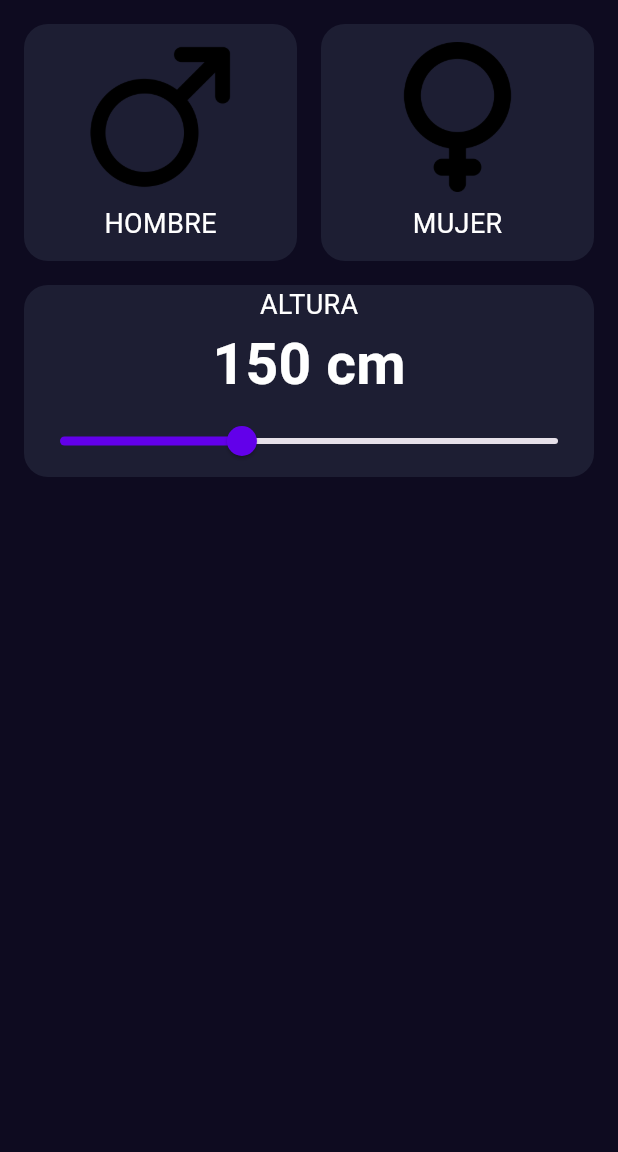
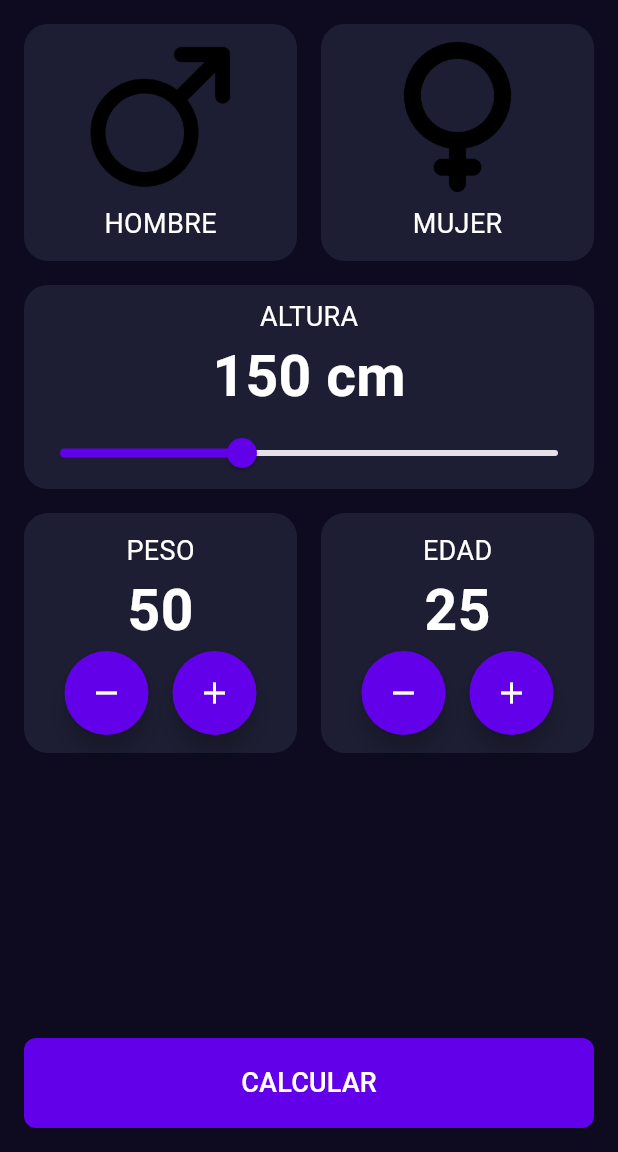
Before and after one commit to RafaOsnaya/imcCalculatorApp, a Flutter app: the screen it shows after launch, on a phone screen of 412 x 824 dp, the part 84-1236 px from its top. Run offline on Flutter 3.47's test engine with Material 3 defaults, Android fonts, the phone set to English and light mode, and no system bars.

Commit message:
Number selector

```diff
--- a/lib/components/height_selector.dart
+++ b/lib/components/height_selector.dart
@@ -3,15 +3,20 @@ import 'package:imc_calculator_app/core/app_colors.dart';
 import 'package:imc_calculator_app/core/text_styles.dart';
 
 class HeightSelector extends StatefulWidget {
-  const HeightSelector({super.key});
+  final double selectedHeight;
+  final Function(double) onHeightChange;
+
+  const HeightSelector({
+    super.key,
+    required this.selectedHeight,
+    required this.onHeightChange,
+  });
 
   @override
   State<HeightSelector> createState() => _HeightSelectorState();
 }
 
 class _HeightSelectorState extends State<HeightSelector> {
-  double height = 150;
-
   @override
   Widget build(BuildContext context) {
     return Padding(
@@ -23,9 +28,12 @@ class _HeightSelectorState extends State<HeightSelector> {
         ),
         child: Column(
           children: [
-            Text("ALTURA", style: TextStyles.bodyText),
+            Padding(
+              padding: const EdgeInsets.only(top: 8.0),
+              child: Text("ALTURA", style: TextStyles.bodyText),
+            ),
             Text(
-              "${height.toStringAsFixed(0)} cm",
+              "${widget.selectedHeight.toStringAsFixed(0)} cm",
               style: TextStyle(
                 color: Colors.white,
                 fontSize: 38,
@@ -33,16 +41,14 @@ class _HeightSelectorState extends State<HeightSelector> {
               ),
             ),
             Slider(
-              value: height,
+              value: widget.selectedHeight,
               onChanged: (newHeight) {
-                setState(() {
-                  height = newHeight;
-                });
+                widget.onHeightChange(newHeight);
               },
               min: 110,
               max: 220,
               divisions: 110,
-              label: "${height.toStringAsFixed(0)} cm",
+              label: "${widget.selectedHeight.toStringAsFixed(0)} cm",
               activeColor: AppColors.primary,
             ),
           ],
--- /dev/null
+++ b/lib/components/number_selector.dart
@@ -0,0 +1,71 @@
+import 'package:flutter/material.dart';
+import 'package:imc_calculator_app/core/app_colors.dart';
+import 'package:imc_calculator_app/core/text_styles.dart';
+
+class NumberSelector extends StatefulWidget {
+  final String title;
+  final int value;
+  final Function() onIncrement;
+  final Function() onDecrement;
+
+  const NumberSelector({
+    super.key,
+    required this.title,
+    required this.value,
+    required this.onIncrement,
+    required this.onDecrement,
+  });
+
+  @override
+  State<NumberSelector> createState() => _NumberSelectorState();
+}
+
+class _NumberSelectorState extends State<NumberSelector> {
+  @override
+  Widget build(BuildContext context) {
+    return Container(
+      decoration: BoxDecoration(
+        color: AppColors.backgroundComponent,
+        borderRadius: BorderRadius.circular(16),
+      ),
+      child: Padding(
+        padding: const EdgeInsets.all(12),
+        child: Column(
+          children: [
+            Text(widget.title, style: TextStyles.bodyText),
+            Text(
+              widget.value.toString(),
+              style: TextStyle(
+                color: Colors.white,
+                fontSize: 38,
+                fontWeight: FontWeight.bold,
+              ),
+            ),
+            Row(
+              mainAxisAlignment: MainAxisAlignment.center,
+              children: [
+                FloatingActionButton(
+                  onPressed: () {
+                    widget.onDecrement();
+                  },
+                  shape: CircleBorder(),
+                  backgroundColor: AppColors.primary,
+                  child: Icon(Icons.remove, color: Colors.white),
+                ),
+                SizedBox(width: 16),
+                FloatingActionButton(
+                  onPressed: () {
+                    widget.onIncrement();
+                  },
+                  shape: CircleBorder(),
+                  backgroundColor: AppColors.primary,
+                  child: Icon(Icons.add, color: Colors.white),
+                ),
+              ],
+            ),
+          ],
+        ),
+      ),
+    );
+  }
+}
--- a/lib/main.dart
+++ b/lib/main.dart
@@ -1,5 +1,4 @@
 import 'package:flutter/material.dart';
-import 'package:imc_calculator_app/components/height_selector.dart';
 import 'package:imc_calculator_app/core/app_colors.dart';
 import 'package:imc_calculator_app/screens/imc_home_screen.dart';
 
--- a/lib/screens/imc_home_screen.dart
+++ b/lib/screens/imc_home_screen.dart
@@ -1,6 +1,9 @@
 import 'package:flutter/material.dart';
 import 'package:imc_calculator_app/components/gender_selector.dart';
 import 'package:imc_calculator_app/components/height_selector.dart';
+import 'package:imc_calculator_app/components/number_selector.dart';
+import 'package:imc_calculator_app/core/app_colors.dart';
+import 'package:imc_calculator_app/core/text_styles.dart';
 
 class ImcHomeScreen extends StatefulWidget {
   const ImcHomeScreen({super.key});
@@ -10,8 +13,85 @@ class ImcHomeScreen extends StatefulWidget {
 }
 
 class _ImcHomeScreenState extends State<ImcHomeScreen> {
+  int selectedAge = 25;
+  int selectedWeight = 50;
+  double selectedHeight = 150;
+
   @override
   Widget build(BuildContext context) {
-    return Column(children: [GenderSelector(), HeightSelector()]);
+    return Column(
+      children: [
+        GenderSelector(),
+        HeightSelector(
+          selectedHeight: selectedHeight,
+          onHeightChange: (newHeight) {
+            setState(() {
+              selectedHeight = newHeight;
+            });
+          },
+        ),
+        Padding(
+          padding: const EdgeInsets.all(16),
+          child: Row(
+            children: [
+              Expanded(
+                child: NumberSelector(
+                  title: "Peso".toUpperCase(),
+                  value: selectedWeight,
+                  onDecrement: () {
+                    setState(() {
+                      selectedWeight--;
+                    });
+                  },
+                  onIncrement: () {
+                    setState(() {
+                      selectedWeight++;
+                    });
+                  },
+                ),
+              ),
+              SizedBox(width: 16),
+              Expanded(
+                child: NumberSelector(
+                  title: "Edad".toUpperCase(),
+                  value: selectedAge,
+                  onDecrement: () {
+                    setState(() {
+                      selectedAge--;
+                    });
+                  },
+                  onIncrement: () {
+                    setState(() {
+                      selectedAge++;
+                    });
+                  },
+                ),
+              ),
+            ],
+          ),
+        ),
+        Spacer(),
+        Padding(
+          padding: const EdgeInsets.all(16),
+
+          child: SizedBox(
+            height: 60,
+            width: double.infinity,
+            child: ElevatedButton(
+              onPressed: () {},
+              style: ButtonStyle(
+                shape: WidgetStateProperty.all(
+                  RoundedRectangleBorder(
+                    borderRadius: BorderRadius.circular(8),
+                  ),
+                ),
+                backgroundColor: WidgetStateProperty.all(AppColors.primary),
+              ),
+              child: Text("Calcular".toUpperCase(), style: TextStyles.bodyText),
+            ),
+          ),
+        ),
+      ],
+    );
   }
 }
```
